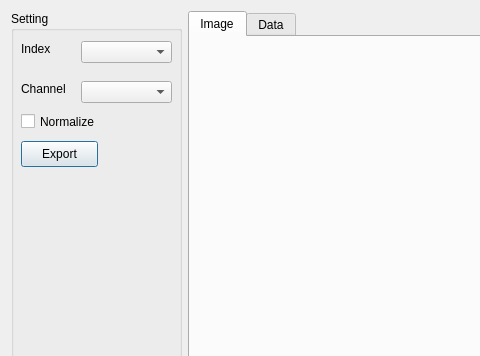
Above: AlgorithmTest/DialogAPSShow.ui from yixin1851/algorithm_HVS before the change; both pictures show x 0 to 480 and y 0 to 356 of the 777 by 558 pixel window. Below: the same form after it.
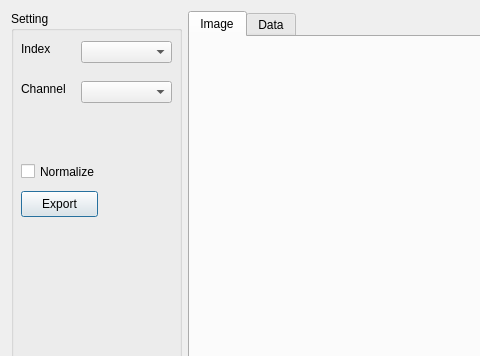
That is the form after the change. Custom widgets are drawn as their Qt base class.

Diff of the .ui file:
```diff
--- a/AlgorithmTest/DialogAPSShow.ui
+++ b/AlgorithmTest/DialogAPSShow.ui
@@ -16,7 +16,7 @@
   <property name="windowTitle">
    <string>Show</string>
   </property>
-  <layout class="QHBoxLayout" name="horizontalLayout" stretch="1,1">
+  <layout class="QHBoxLayout" name="horizontalLayout" stretch="0,1">
    <item>
     <widget class="QGroupBox" name="groupBox">
      <property name="minimumSize">
@@ -61,7 +61,7 @@
       <property name="geometry">
        <rect>
         <x>10</x>
-        <y>180</y>
+        <y>230</y>
         <width>71</width>
         <height>41</height>
        </rect>
@@ -97,7 +97,7 @@
       <property name="geometry">
        <rect>
         <x>10</x>
-        <y>100</y>
+        <y>150</y>
         <width>80</width>
         <height>21</height>
        </rect>
@@ -110,7 +110,7 @@
       <property name="geometry">
        <rect>
         <x>10</x>
-        <y>130</y>
+        <y>180</y>
         <width>77</width>
         <height>26</height>
        </rect>
@@ -119,6 +119,16 @@
        <string>Export</string>
       </property>
      </widget>
+     <widget class="DoubleSlider" name="widgetDoubleSlider" native="true">
+      <property name="geometry">
+       <rect>
+        <x>10</x>
+        <y>100</y>
+        <width>151</width>
+        <height>41</height>
+       </rect>
+      </property>
+     </widget>
     </widget>
    </item>
    <item>
@@ -152,6 +162,12 @@
    <header>WidgetImageView.h</header>
    <container>1</container>
   </customwidget>
+  <customwidget>
+   <class>DoubleSlider</class>
+   <extends>QWidget</extends>
+   <header>DoubleSlider.h</header>
+   <container>1</container>
+  </customwidget>
  </customwidgets>
  <resources/>
  <connections/>
```
